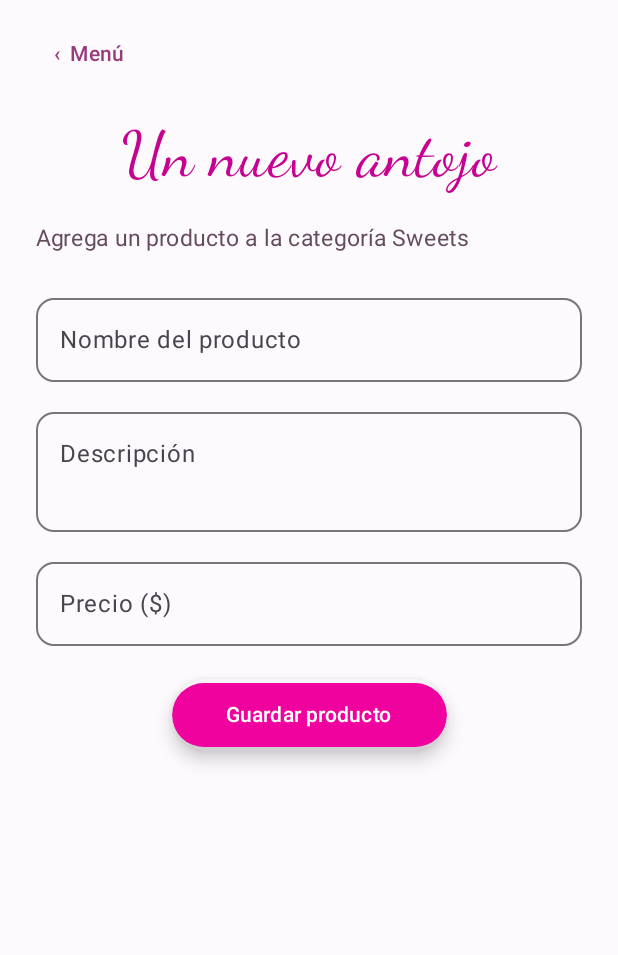
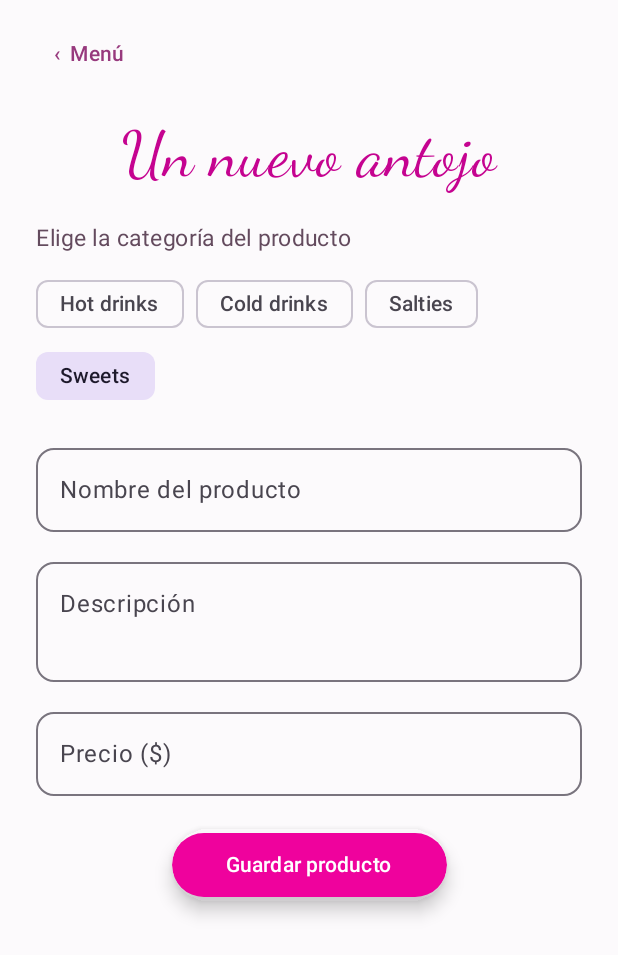
Before and after one commit to pudinh0/theCheezery_MendezAdel, an Android app built with Jetpack Compose: the MenuScreen screen opened through its navigation route, after a tap on "Agregar producto", on a phone screen of 412 x 824 dp. Shown: the top 955 px of the screen. Run offline under Robolectric (Android 15) with nearby library versions, the phone set to English and light mode, and no system bars; our stand-ins replace Room's generated code.

Commit message:
ya es todo ya

```diff
--- a/app/src/main/java/com/thecheezery/navigation/NavHost.kt
+++ b/app/src/main/java/com/thecheezery/navigation/NavHost.kt
@@ -5,11 +5,13 @@ import androidx.compose.material3.Surface
 import androidx.compose.runtime.Composable
 import androidx.compose.runtime.collectAsState
 import androidx.compose.runtime.getValue
+import androidx.compose.runtime.remember
 import androidx.compose.ui.Modifier
 import androidx.navigation.compose.NavHost
 import androidx.navigation.compose.composable
 import androidx.navigation.compose.rememberNavController
 import androidx.navigation.toRoute
+import com.thecheezery.view.screens.AddComboScreen
 import com.thecheezery.view.screens.AddProductScreen
 import com.thecheezery.view.screens.CartScreen
 import com.thecheezery.view.screens.LoginScreen
@@ -44,13 +46,15 @@ fun CheezeryNavHost(viewModel: ShopViewModel) {
                     onCategory = { navController.navigate(Products(it)) },
                     onCart = { navController.navigate(Cart) { launchSingleTop = true } },
                     onAddProduct = { navController.navigate(AddProduct) },
+                    onAddCombo = { navController.navigate(AddCombo) },
                 )
             }
             composable<Products> { entry ->
                 val category = entry.toRoute<Products>().category
+                val products by remember(category) { viewModel.products(category) }.collectAsState(initial = emptyList())
                 ProductScreen(
                     category = category,
-                    products = viewModel.products(category),
+                    products = products,
                     onAdd = viewModel::addToCart,
                     onBack = { navController.popBackStack() },
                     onCart = { navController.navigate(Cart) { launchSingleTop = true } },
@@ -66,8 +70,19 @@ fun CheezeryNavHost(viewModel: ShopViewModel) {
             composable<AddProduct> {
                 AddProductScreen(
                     onBack = { navController.popBackStack() },
-                    onSave = { name, description, price ->
-                        viewModel.saveProduct(name, description, price)
+                    onSave = { name, description, price, category ->
+                        viewModel.saveProduct(name, description, price, category)
+                        navController.popBackStack()
+                    },
+                )
+            }
+            composable<AddCombo> {
+                val products by viewModel.allProducts.collectAsState()
+                AddComboScreen(
+                    products = products,
+                    onBack = { navController.popBackStack() },
+                    onSave = { name, price, productIds ->
+                        viewModel.saveCombo(name, price, productIds)
                         navController.popBackStack()
                     },
                 )
--- a/app/src/main/java/com/thecheezery/navigation/Routes.kt
+++ b/app/src/main/java/com/thecheezery/navigation/Routes.kt
@@ -20,3 +20,6 @@ object Cart
 
 @Serializable
 object AddProduct
+
+@Serializable
+object AddCombo
--- a/app/src/main/java/com/thecheezery/view/screens/AddProductScreen.kt
+++ b/app/src/main/java/com/thecheezery/view/screens/AddProductScreen.kt
@@ -1,6 +1,9 @@
 package com.thecheezery.view.screens
 
+import androidx.compose.foundation.layout.Arrangement
 import androidx.compose.foundation.layout.Column
+import androidx.compose.foundation.layout.FlowRow
+import androidx.compose.foundation.layout.ExperimentalLayoutApi
 import androidx.compose.foundation.layout.Spacer
 import androidx.compose.foundation.layout.fillMaxSize
 import androidx.compose.foundation.layout.fillMaxWidth
@@ -8,6 +11,7 @@ import androidx.compose.foundation.layout.height
 import androidx.compose.foundation.layout.padding
 import androidx.compose.foundation.shape.RoundedCornerShape
 import androidx.compose.foundation.text.KeyboardOptions
+import androidx.compose.material3.FilterChip
 import androidx.compose.material3.OutlinedTextField
 import androidx.compose.material3.Text
 import androidx.compose.material3.TextButton
@@ -22,14 +26,16 @@ import androidx.compose.ui.text.font.FontFamily
 import androidx.compose.ui.text.input.KeyboardType
 import androidx.compose.ui.unit.dp
 import androidx.compose.ui.unit.sp
-import com.thecheezery.model.domain.Product
+import com.thecheezery.model.domain.Category
 import com.thecheezery.ui.theme.Pinky
 import com.thecheezery.ui.theme.Purple_grey
 import com.thecheezery.ui.theme.Very_purple
 import com.thecheezery.view.components.*
 
+@OptIn(ExperimentalLayoutApi::class)
 @Composable
-fun AddProductScreen(onBack: () -> Unit, onSave: (String, String, Double) -> Unit) {
+fun AddProductScreen(onBack: () -> Unit, onSave: (String, String, Double, Category) -> Unit) {
+    var category by remember { mutableStateOf(Category.SWEETS) }
     var name by remember { mutableStateOf("") }
     var description by remember { mutableStateOf("") }
     var price by remember { mutableStateOf("") }
@@ -37,13 +43,18 @@ fun AddProductScreen(onBack: () -> Unit, onSave: (String, String, Double) -> Uni
     Column(Modifier.fillMaxSize().padding(horizontal = 24.dp, vertical = 12.dp)) {
         TextButton(onClick = onBack, modifier = Modifier.align(Alignment.Start)) { Text("‹  Menú", color = Very_purple) }
         Text("Un nuevo antojo", color = Pinky, fontFamily = FontFamily.Cursive, fontSize = 42.sp, modifier = Modifier.align(Alignment.CenterHorizontally).padding(vertical = 18.dp))
-        Text("Agrega un producto a la categoría Sweets", color = Purple_grey, fontSize = 15.sp, modifier = Modifier.padding(bottom = 20.dp))
+        Text("Elige la categoría del producto", color = Purple_grey, fontSize = 15.sp, modifier = Modifier.padding(bottom = 8.dp))
+        FlowRow(horizontalArrangement = Arrangement.spacedBy(8.dp), modifier = Modifier.padding(bottom = 16.dp)) {
+            Category.entries.filter { it != Category.COMBOS }.forEach { option ->
+                FilterChip(selected = category == option, onClick = { category = option }, label = { Text(option.title) })
+            }
+        }
         OutlinedTextField(value = name, onValueChange = { name = it }, modifier = Modifier.fillMaxWidth(), label = { Text("Nombre del producto") }, singleLine = true, shape = RoundedCornerShape(12.dp))
         Spacer(Modifier.height(12.dp))
         OutlinedTextField(value = description, onValueChange = { description = it }, modifier = Modifier.fillMaxWidth(), label = { Text("Descripción") }, minLines = 2, maxLines = 3, shape = RoundedCornerShape(12.dp))
         Spacer(Modifier.height(12.dp))
         OutlinedTextField(value = price, onValueChange = { price = it }, modifier = Modifier.fillMaxWidth(), label = { Text("Precio ($)") }, singleLine = true, keyboardOptions = KeyboardOptions(keyboardType = KeyboardType.Decimal), shape = RoundedCornerShape(12.dp))
         Spacer(Modifier.height(22.dp))
-        PinkButton("Guardar producto", { if (name.isNotBlank() && amount != null && amount > 0) onSave(name, description, amount) }, Modifier.align(Alignment.CenterHorizontally))
+        PinkButton("Guardar producto", { if (name.isNotBlank() && amount != null && amount > 0) onSave(name, description, amount, category) }, Modifier.align(Alignment.CenterHorizontally))
     }
 }
--- a/app/src/main/java/com/thecheezery/view/screens/MenuScreen.kt
+++ b/app/src/main/java/com/thecheezery/view/screens/MenuScreen.kt
@@ -25,7 +25,7 @@ import com.thecheezery.ui.theme.Purple_grey
 import com.thecheezery.view.components.*
 
 @Composable
-fun MenuScreen(onCategory: (Category) -> Unit, onCart: () -> Unit, onAddProduct: () -> Unit) {
+fun MenuScreen(onCategory: (Category) -> Unit, onCart: () -> Unit, onAddProduct: () -> Unit, onAddCombo: () -> Unit) {
     Column(Modifier.fillMaxSize().padding(horizontal = 24.dp, vertical = 18.dp)) {
         Row(Modifier.fillMaxWidth(), horizontalArrangement = Arrangement.End) {
             CircleAction("cart", onCart, tint = Pinky, size = 48)
@@ -35,7 +35,7 @@ fun MenuScreen(onCategory: (Category) -> Unit, onCart: () -> Unit, onAddProduct:
         Text("Café, antojos y algo dulce", color = Purple_grey, fontSize = 13.sp, modifier = Modifier.align(Alignment.CenterHorizontally))
         Spacer(Modifier.height(30.dp))
         val categories = listOf(Category.HOT_DRINKS, Category.COLD_DRINKS, Category.SALTIES, Category.SWEETS, Category.COMBOS)
-        val tiles = categories.map { it.title to { onCategory(it) } } + ("Agregar producto" to onAddProduct)
+        val tiles = categories.map { it.title to { onCategory(it) } } + ("Agregar producto" to onAddProduct) + ("Agregar combo" to onAddCombo)
         tiles.chunked(2).forEach { row ->
             Row(Modifier.fillMaxWidth(), horizontalArrangement = Arrangement.spacedBy(12.dp)) {
                 row.forEach { (title, action) ->
```
Also changed, not shown: app/src/main/java/com/thecheezery/view/screens/AddComboScreen.kt (added, +84 -0 lines), app/src/main/java/com/thecheezery/viewmodel/ShopViewModel.kt (+61 -9 lines).
